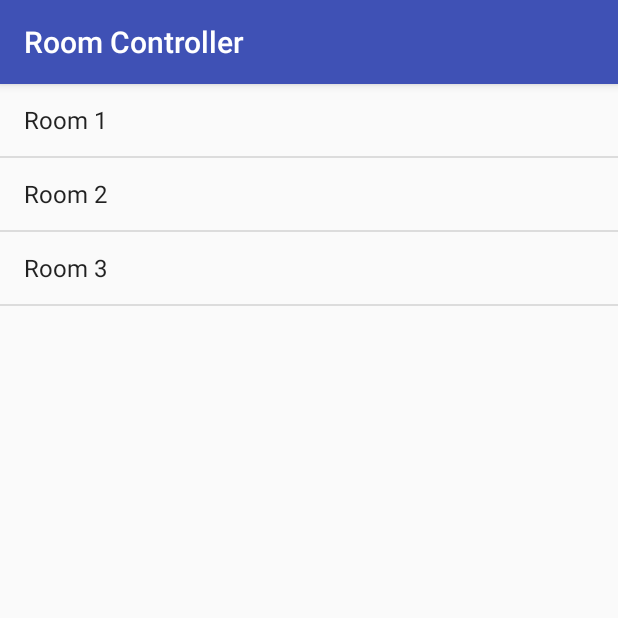
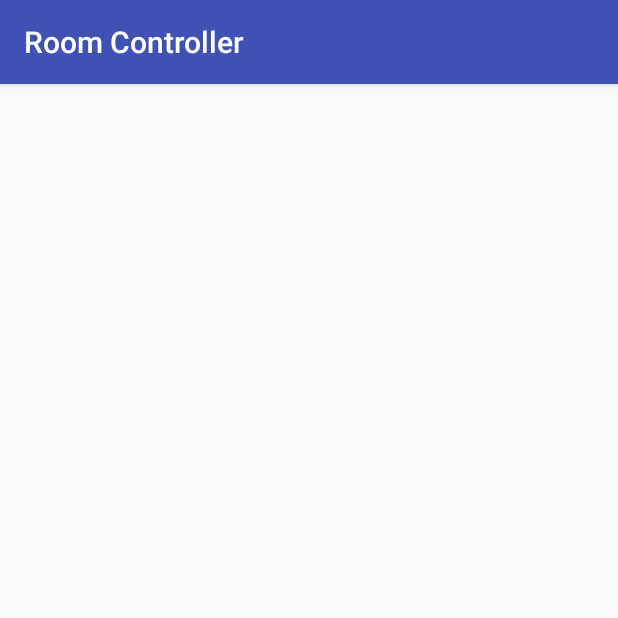
Before and after one commit to NavonilDas/SmartRoom, an Android app: the screen it shows after launch (MainActivity before the commit, RoomActivity after it), after a tap on "Room 1", on a phone screen of 412 x 824 dp, the top half of it. Run offline under Robolectric (Android 15) with nearby library versions, the phone set to English and light mode, and no system bars.

Commit message:
Inplemented new Activity for specific Room

```diff
--- a/RoomController/app/src/main/AndroidManifest.xml
+++ b/RoomController/app/src/main/AndroidManifest.xml
@@ -16,6 +16,7 @@
                 <category android:name="android.intent.category.LAUNCHER" />
             </intent-filter>
         </activity>
+        <activity android:name=".RoomActivity"></activity>
     </application>
 
 </manifest>
--- /dev/null
+++ b/RoomController/app/src/main/java/com/wificontroller/navonildas/roomcontroller/Adapters/RoomAdapter.java
@@ -0,0 +1,4 @@
+package com.wificontroller.navonildas.roomcontroller.Adapters;
+
+public class RoomAdapter {
+}
--- a/RoomController/app/src/main/java/com/wificontroller/navonildas/roomcontroller/MainActivity.java
+++ b/RoomController/app/src/main/java/com/wificontroller/navonildas/roomcontroller/MainActivity.java
@@ -1,5 +1,6 @@
 package com.wificontroller.navonildas.roomcontroller;
 
+import android.content.Intent;
 import android.support.v7.app.AppCompatActivity;
 import android.os.Bundle;
 import android.view.View;
@@ -20,7 +21,9 @@ public class MainActivity extends AppCompatActivity {
         rooms.setOnItemClickListener(new AdapterView.OnItemClickListener() {
             @Override
             public void onItemClick(AdapterView<?> adapterView, View view, int i, long l) {
-                Toast.makeText(MainActivity.this, ""+i, Toast.LENGTH_SHORT).show();
+                Intent room = new Intent(MainActivity.this,RoomActivity.class);
+                room.putExtra("ROOM_NO",i);
+                startActivity(room);
             }
         });
     }
--- /dev/null
+++ b/RoomController/app/src/main/java/com/wificontroller/navonildas/roomcontroller/RoomActivity.java
@@ -0,0 +1,18 @@
+package com.wificontroller.navonildas.roomcontroller;
+
+import android.content.Intent;
+import android.support.v7.app.AppCompatActivity;
+import android.os.Bundle;
+import android.widget.ListView;
+import android.widget.Toast;
+
+public class RoomActivity extends AppCompatActivity {
+    ListView roomLv;
+    @Override
+    protected void onCreate(Bundle savedInstanceState) {
+        super.onCreate(savedInstanceState);
+        setContentView(R.layout.activity_room);
+        Intent room = getIntent();
+        int x = room.getIntExtra("ROOM_NO",0);
+    }
+}
--- /dev/null
+++ b/RoomController/app/src/main/res/layout/activity_room.xml
@@ -0,0 +1,14 @@
+<?xml version="1.0" encoding="utf-8"?>
+<LinearLayout xmlns:android="http://schemas.android.com/apk/res/android"
+    xmlns:app="http://schemas.android.com/apk/res-auto"
+    xmlns:tools="http://schemas.android.com/tools"
+    android:layout_width="match_parent"
+    android:layout_height="match_parent"
+    tools:context=".RoomActivity">
+
+    <ListView
+        android:id="@+id/roomLv"
+        android:layout_width="match_parent"
+        android:layout_height="match_parent"></ListView>
+
+</LinearLayout>
```
